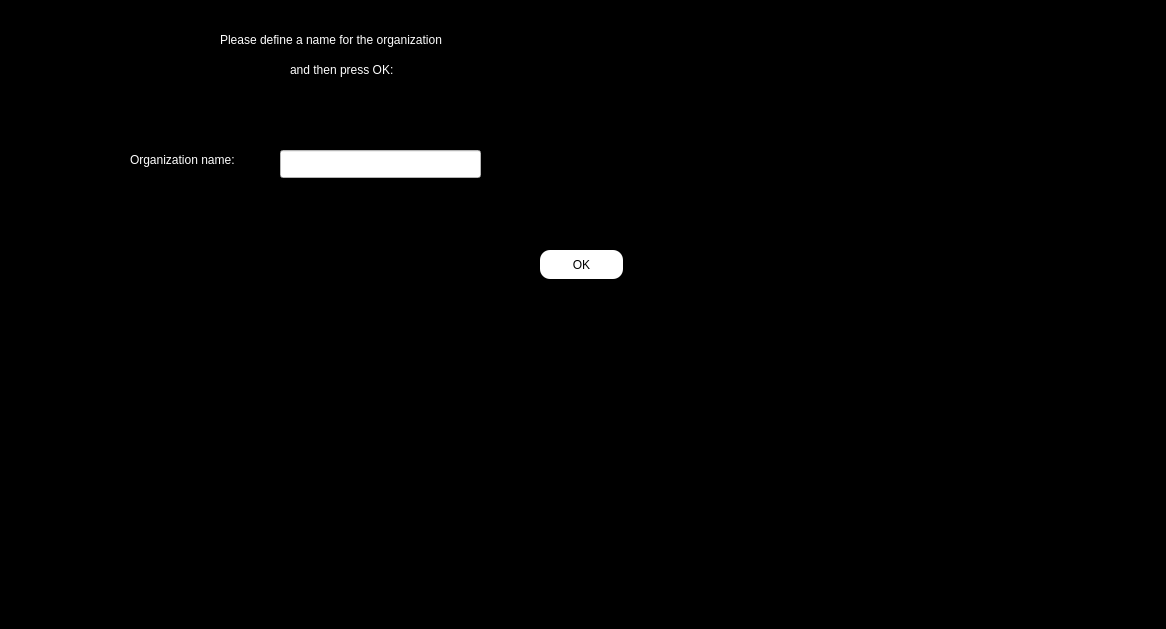
Above: enter/making_organization.ui from Shayanrava/APproject before the change. Below: the same form after it.
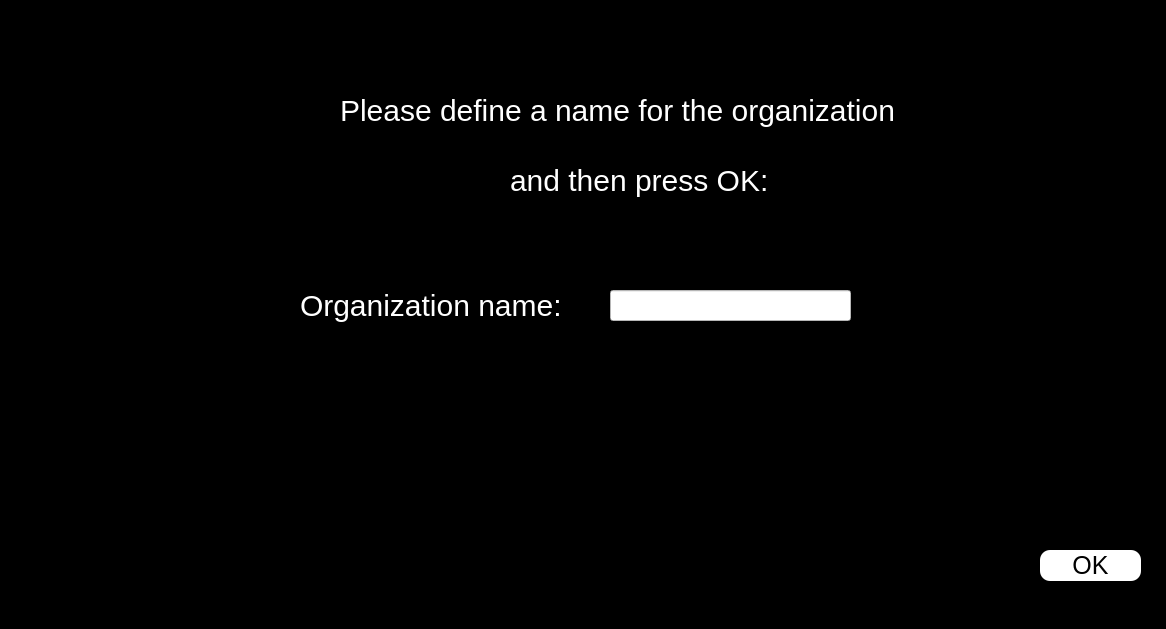
That is the form after the change.

What changed in the file:
```diff
--- a/enter/making_organization.ui
+++ b/enter/making_organization.ui
@@ -22,16 +22,17 @@
   <widget class="QLabel" name="label_">
    <property name="geometry">
     <rect>
-     <x>220</x>
-     <y>30</y>
-     <width>331</width>
-     <height>20</height>
+     <x>340</x>
+     <y>90</y>
+     <width>561</width>
+     <height>41</height>
     </rect>
    </property>
    <property name="styleSheet">
     <string notr="true">#label_
 {
 color:white;
+font-size:30px;
 }</string>
    </property>
    <property name="text">
@@ -41,16 +42,17 @@
   <widget class="QLabel" name="label_2">
    <property name="geometry">
     <rect>
-     <x>290</x>
-     <y>60</y>
-     <width>131</width>
-     <height>20</height>
+     <x>510</x>
+     <y>160</y>
+     <width>271</width>
+     <height>41</height>
     </rect>
    </property>
    <property name="styleSheet">
     <string notr="true">#label_2
 {
 color:white;
+font-size:30px;
 }</string>
    </property>
    <property name="text">
@@ -60,10 +62,10 @@
   <widget class="QPushButton" name="pbn_making">
    <property name="geometry">
     <rect>
-     <x>540</x>
-     <y>250</y>
-     <width>83</width>
-     <height>29</height>
+     <x>1040</x>
+     <y>550</y>
+     <width>101</width>
+     <height>31</height>
     </rect>
    </property>
    <property name="styleSheet">
@@ -76,6 +78,7 @@
 {
 background-color:white;
 border-radius:10px;
+font-size:25px;
 }</string>
    </property>
    <property name="text">
@@ -85,16 +88,17 @@
   <widget class="QLabel" name="label_organName">
    <property name="geometry">
     <rect>
-     <x>130</x>
-     <y>150</y>
-     <width>141</width>
-     <height>20</height>
+     <x>300</x>
+     <y>280</y>
+     <width>271</width>
+     <height>51</height>
     </rect>
    </property>
    <property name="styleSheet">
     <string notr="true">#label_organName
 {
 color:white;
+font-size:30px;
 }</string>
    </property>
    <property name="text">
@@ -104,10 +108,10 @@
   <widget class="QLineEdit" name="led_making">
    <property name="geometry">
     <rect>
-     <x>280</x>
-     <y>150</y>
-     <width>201</width>
-     <height>28</height>
+     <x>610</x>
+     <y>290</y>
+     <width>241</width>
+     <height>31</height>
     </rect>
    </property>
    <property name="styleSheet">
```
